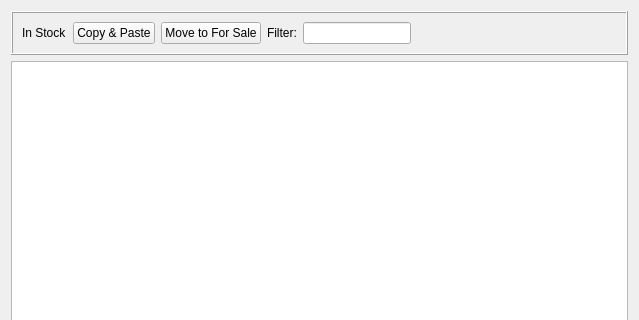
Qt form src/Applications/BrickMoneyDesktop/src/InStock.ui (tlaemmlein/BrickMoney) before a commit; both pictures show x 0 to 639 and y 0 to 320 of the 639 by 484 pixel window.
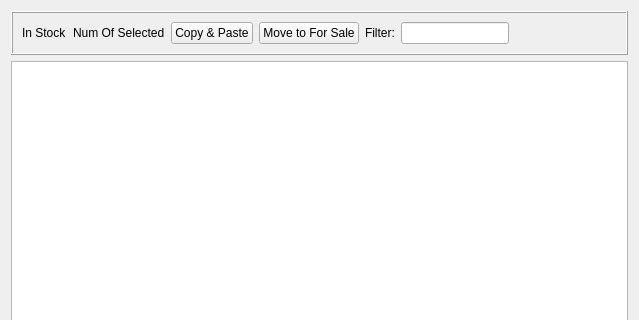
The same form after that commit.

Commit message: Show the number of selected LegoSet's

What changed in the file:
```diff
--- a/src/Applications/BrickMoneyDesktop/src/InStock.ui
+++ b/src/Applications/BrickMoneyDesktop/src/InStock.ui
@@ -30,6 +30,13 @@
         </property>
        </widget>
       </item>
+      <item>
+       <widget class="QLabel" name="numOfSelectedLabel">
+        <property name="text">
+         <string>Num Of Selected</string>
+        </property>
+       </widget>
+      </item>
       <item>
        <widget class="QPushButton" name="copyAndPastePushButton">
         <property name="text">
```
The commit also changes 9 other files.
